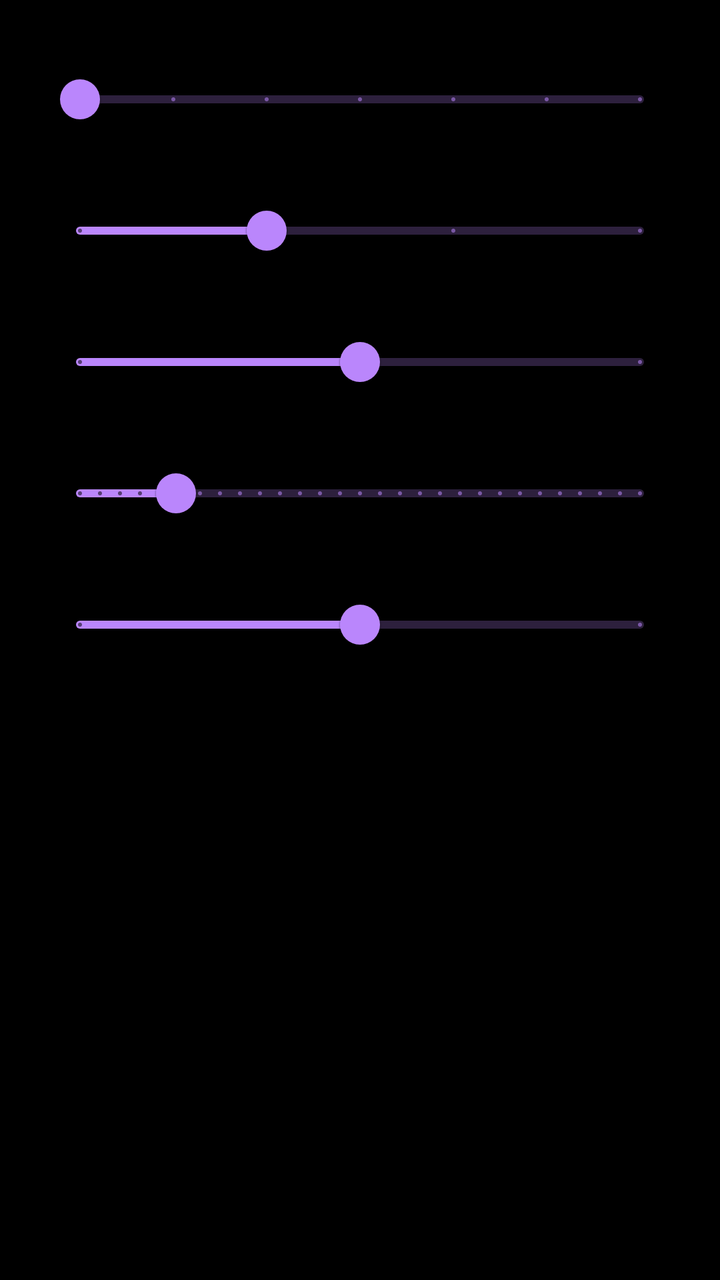
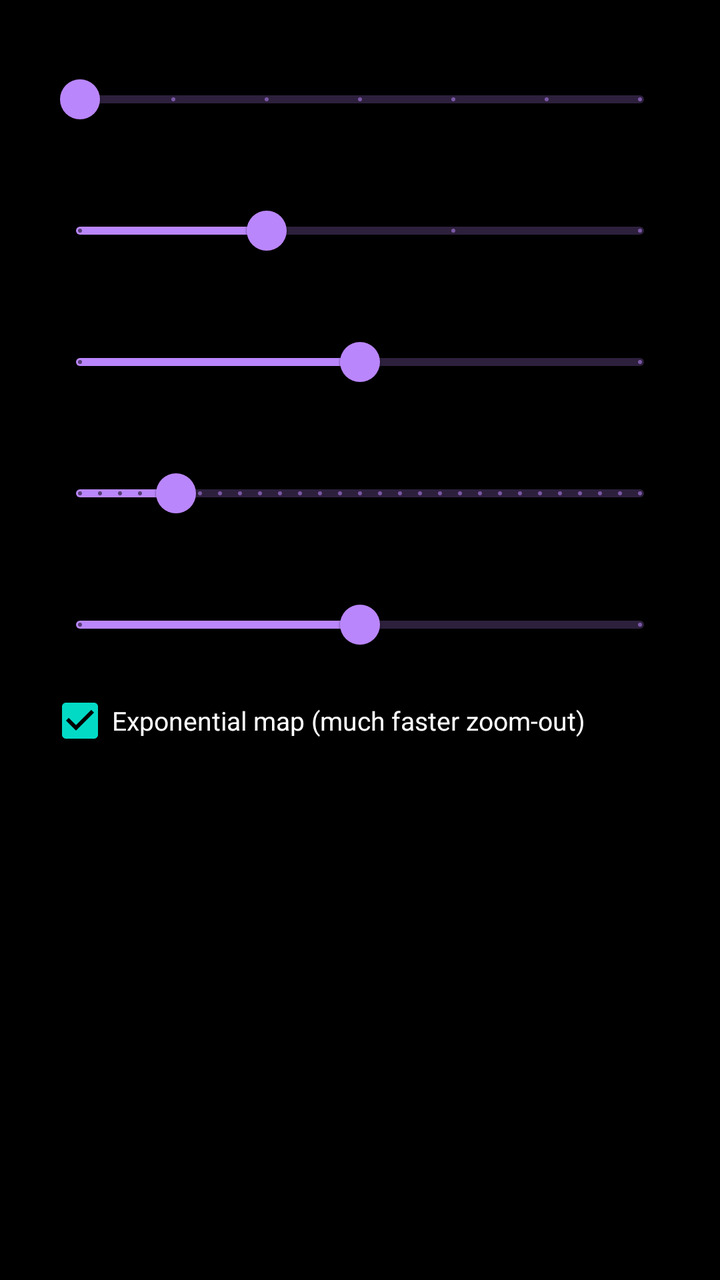

The first picture is an Android layout as it rendered before a commit; the second is the same layout after the commit. The layout source and the unified diff follow.
<!-- AndroidManifest.xml: application theme Theme.DeepZoom -->
<!-- res/layout/dialog_video.xml -->
<?xml version="1.0" encoding="utf-8"?>
<ScrollView xmlns:android="http://schemas.android.com/apk/res/android"
    xmlns:app="http://schemas.android.com/apk/res-auto"
    android:layout_width="match_parent"
    android:layout_height="wrap_content">

    <LinearLayout
        android:layout_width="match_parent"
        android:layout_height="wrap_content"
        android:orientation="vertical"
        android:paddingStart="24dp"
        android:paddingEnd="24dp"
        android:paddingTop="8dp">

        <TextView
            android:id="@+id/v_aspect_label"
            android:layout_width="wrap_content"
            android:layout_height="wrap_content"
            android:textSize="13sp" />

        <com.google.android.material.slider.Slider
            android:id="@+id/v_aspect"
            android:layout_width="match_parent"
            android:layout_height="wrap_content"
            android:valueFrom="0"
            android:valueTo="6"
            android:stepSize="1"
            android:value="0"
            app:labelBehavior="gone" />

        <TextView
            android:id="@+id/v_res_label"
            android:layout_width="wrap_content"
            android:layout_height="wrap_content"
            android:textSize="13sp" />

        <com.google.android.material.slider.Slider
            android:id="@+id/v_res"
            android:layout_width="match_parent"
            android:layout_height="wrap_content"
            android:valueFrom="0"
            android:valueTo="3"
            android:stepSize="1"
            android:value="1"
            app:labelBehavior="gone" />

        <TextView
            android:id="@+id/v_fps_label"
            android:layout_width="wrap_content"
            android:layout_height="wrap_content"
            android:textSize="13sp" />

        <com.google.android.material.slider.Slider
            android:id="@+id/v_fps"
            android:layout_width="match_parent"
            android:layout_height="wrap_content"
            android:valueFrom="0"
            android:valueTo="2"
            android:stepSize="1"
            android:value="1"
            app:labelBehavior="gone" />

        <TextView
            android:id="@+id/v_zoom_label"
            android:layout_width="wrap_content"
            android:layout_height="wrap_content"
            android:textSize="13sp" />

        <com.google.android.material.slider.Slider
            android:id="@+id/v_zoom"
            android:layout_width="match_parent"
            android:layout_height="wrap_content"
            android:valueFrom="1.005"
            android:valueTo="1.15"
            android:stepSize="0.005"
            android:value="1.03"
            app:labelBehavior="gone" />

        <TextView
            android:id="@+id/v_quality_label"
            android:layout_width="wrap_content"
            android:layout_height="wrap_content"
            android:textSize="13sp" />

        <com.google.android.material.slider.Slider
            android:id="@+id/v_quality"
            android:layout_width="match_parent"
            android:layout_height="wrap_content"
            android:valueFrom="0"
            android:valueTo="2"
            android:stepSize="1"
            android:value="1"
            app:labelBehavior="gone" />

        <TextView
            android:id="@+id/v_summary"
            android:layout_width="match_parent"
            android:layout_height="wrap_content"
            android:paddingTop="8dp"
            android:textSize="13sp"
            android:textStyle="bold" />

        <TextView
            android:id="@+id/v_warning"
            android:layout_width="match_parent"
            android:layout_height="wrap_content"
            android:paddingTop="6dp"
            android:textSize="12sp" />
    </LinearLayout>
</ScrollView>
<!-- resources referenced by this layout -->
<resources>
  <style name="Theme.DeepZoom" parent="Theme.MaterialComponents.NoActionBar">
          <item name="android:statusBarColor">#00000000</item>
          <item name="android:navigationBarColor">#00000000</item>
          <item name="android:windowBackground">#000000</item>
      </style>
</resources>

<!-- the commit's change to res/layout/dialog_video.xml (unified diff, before → after) -->
@@ -92,6 +92,14 @@
             android:value="1"
             app:labelBehavior="gone" />
 
+        <CheckBox
+            android:id="@+id/v_expmap"
+            android:layout_width="match_parent"
+            android:layout_height="wrap_content"
+            android:checked="true"
+            android:text="Exponential map (much faster zoom-out)"
+            android:textSize="13sp" />
+
         <TextView
             android:id="@+id/v_summary"
             android:layout_width="match_parent"
